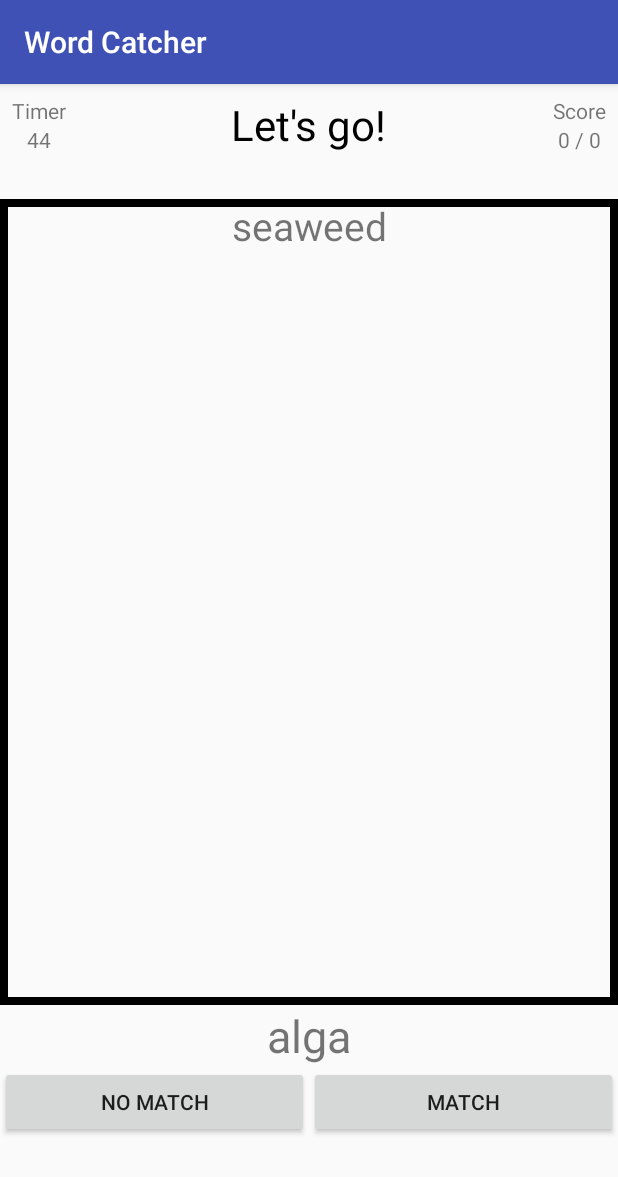
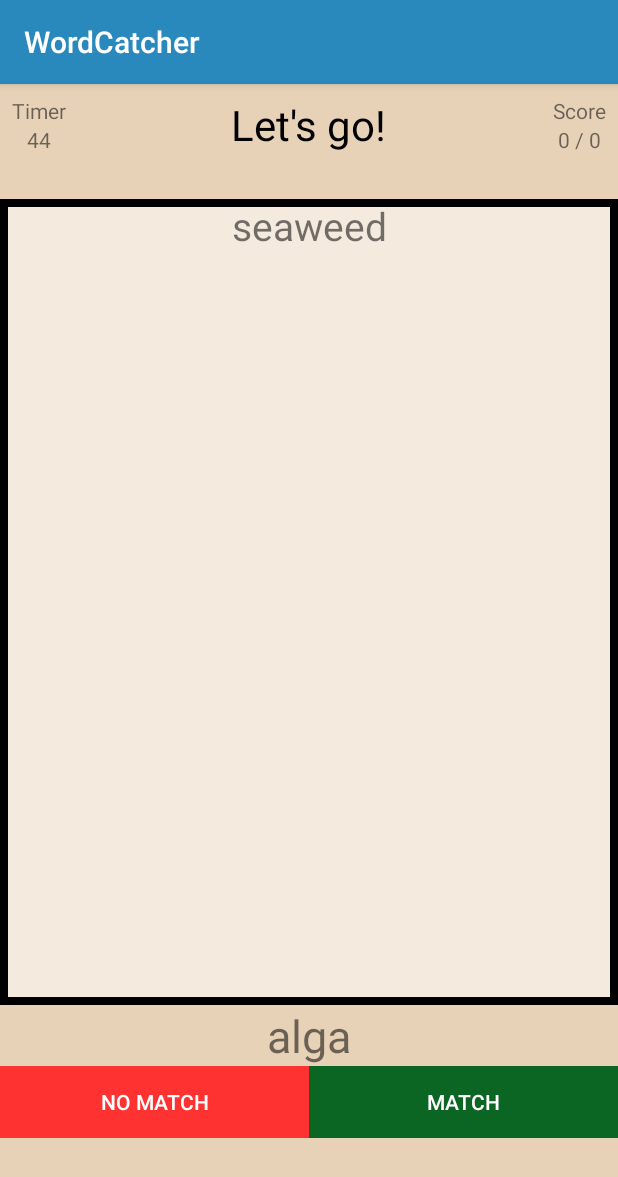
Before and after one commit to lsteamer/WordCatcher, an Android app: the screen it shows after launch (MainActivity), after a tap on "START GAME", on a phone screen of 412 x 824 dp. Shown: the top 1177 px of the screen. Run offline under Robolectric (Android 15) with nearby library versions, the phone set to English and light mode, and no system bars; our stand-ins replace ButterKnife.

Commit message:
1.2.1 - Cleaned some code and changed the color palette

```diff
--- a/app/src/main/java/lsteamer/elmexicano/com/wordcatcher/main/MainFragmentView.java
+++ b/app/src/main/java/lsteamer/elmexicano/com/wordcatcher/main/MainFragmentView.java
@@ -106,6 +106,7 @@ public class MainFragmentView extends Fragment implements Animation.AnimationLis
         fallingTextView.startAnimation(animationReset);
     }
 
+    //User clicks to play again
     @OnClick(R.id.restartGameButton)
     void restartGameButtonPressed() {
         mPresenter.restartGame();
@@ -119,7 +120,8 @@ public class MainFragmentView extends Fragment implements Animation.AnimationLis
 
     @Override
     public void updateScreenElements(String score, String result, int color, String fallingWord, String matchWord) {
-        //Updating screen elements.
+        if(mPresenter.isGameActive()){
+            //If the game is active update screen elements
 
             //words to be matched
             fallingTextView.setText(fallingWord);
@@ -131,6 +133,8 @@ public class MainFragmentView extends Fragment implements Animation.AnimationLis
             //current result
             resultTextView.setText(result);
             resultTextView.setTextColor(color);
+
+        }
     }
 
 
@@ -139,6 +143,8 @@ public class MainFragmentView extends Fragment implements Animation.AnimationLis
 
         //we deactivate the state
         mPresenter.deactivateState();
+
+        updateScreenTime("0");
 
         switchScreens();
 
--- a/app/src/main/java/lsteamer/elmexicano/com/wordcatcher/main/MainPresenter.java
+++ b/app/src/main/java/lsteamer/elmexicano/com/wordcatcher/main/MainPresenter.java
@@ -69,16 +69,24 @@ public class MainPresenter implements MainContract.PresenterLayer {
 
     public void restartGame(){
 
-        gState.setActive(true);
+        //set the game state as active again
+        activateState();
+
+        //restart the timer
         timer.start();
 
+        //switch from End screen to game screen
         vLayer.switchScreens();
 
+        //Clear the values
         clearValues();
+
+        //fetch new words
         fetchNewWords();
     }
 
     public void clearValues(){
+        //clear the values to be able to restart the game
         gState.setScore(0);
         gState.setRounds(0);
     }
@@ -89,7 +97,6 @@ public class MainPresenter implements MainContract.PresenterLayer {
             correctResult();
         else
             incorrectResult();
-
     }
 
     public void correctResult() {
@@ -113,7 +120,7 @@ public class MainPresenter implements MainContract.PresenterLayer {
     }
 
     public boolean isGameActive() {
-        //is... game active?
+        //is game active
         return gState.isActive();
     }
 
--- a/app/src/main/java/lsteamer/elmexicano/com/wordcatcher/model/GameState.java
+++ b/app/src/main/java/lsteamer/elmexicano/com/wordcatcher/model/GameState.java
@@ -1,8 +1,11 @@
 package lsteamer.elmexicano.com.wordcatcher.model;
 
+import android.app.Activity;
 import android.graphics.Color;
+import android.support.v4.content.ContextCompat;
+import android.util.Log;
 
-import java.util.ArrayList;
+import lsteamer.elmexicano.com.wordcatcher.R;
 
 public class GameState {
 
@@ -13,6 +16,10 @@ public class GameState {
     static final private String SUCCESS = "Correct!";
     static final private String FAILURE = "Wrong";
     static final private String GO = "Let's go!";
+
+    // Color should be obtained from the values/color folder
+    static final private String COLOR_GREEN = "0B6623";
+
 
 
     private int score, rounds, sizeOfArray;
@@ -64,7 +71,7 @@ public class GameState {
         if(rounds==0)
             return Color.BLACK;
         if(success)
-            return Color.GREEN;
+            return 0xff000000 + Integer.parseInt(COLOR_GREEN,16);
         else
             return Color.RED;
     }
--- a/app/src/main/res/drawable/border.xml
+++ b/app/src/main/res/drawable/border.xml
@@ -1,6 +1,7 @@
 <?xml version="1.0" encoding="utf-8"?>
 <shape xmlns:android="http://schemas.android.com/apk/res/android"
     android:shape="rectangle">
+    <solid android:color="@color/colorBackground"/>
     <stroke
         android:width="5dip"
         android:color="@android:color/black" />
--- a/app/src/main/res/layout/activity_main.xml
+++ b/app/src/main/res/layout/activity_main.xml
@@ -9,6 +9,7 @@
 
     <android.support.constraint.ConstraintLayout
         android:id="@+id/preLayout"
+        android:background="@color/colorBackground"
         android:layout_width="match_parent"
         android:layout_height="match_parent">
 
--- a/app/src/main/res/layout/main_fragment_view.xml
+++ b/app/src/main/res/layout/main_fragment_view.xml
@@ -8,6 +8,7 @@
     android:orientation="vertical">
 
     <android.support.constraint.ConstraintLayout
+        android:background="@color/colorBackgroundDark"
         android:layout_width="match_parent"
         android:layout_height="0dp"
         android:layout_weight="1">
@@ -144,6 +145,7 @@
     <android.support.constraint.ConstraintLayout
         android:id="@+id/layoutBottom"
         android:layout_width="match_parent"
+        android:background="@color/colorBackgroundDark"
         android:layout_height="0dp"
         android:layout_weight="2">
 
@@ -170,6 +172,8 @@
                 android:layout_width="0dp"
                 android:layout_height="wrap_content"
                 android:layout_weight="1"
+                android:textColor="@color/colorWhite"
+                android:background="@color/colorRed"
                 android:text="@string/wrong" />
 
             <Button
@@ -177,6 +181,8 @@
                 android:layout_width="0dp"
                 android:layout_height="wrap_content"
                 android:layout_weight="1"
+                android:textColor="@color/colorWhite"
+                android:background="@color/colorGreen"
                 android:text="@string/correct" />
 
         </LinearLayout>
--- a/app/src/main/res/values/colors.xml
+++ b/app/src/main/res/values/colors.xml
@@ -1,6 +1,13 @@
 <?xml version="1.0" encoding="utf-8"?>
 <resources>
-    <color name="colorPrimary">#3F51B5</color>
-    <color name="colorPrimaryDark">#303F9F</color>
-    <color name="colorAccent">#FF4081</color>
+    <color name="colorPrimary">#2988BC</color>
+    <color name="colorPrimaryDark">#2F469E</color>
+
+    <color name="colorAccent">#ED8C72</color>
+
+    <color name="colorBackground">#F4EADE</color>
+    <color name="colorBackgroundDark">#e7d2b8</color>
+    <color name="colorWhite">#FFFFFF</color>
+    <color name="colorRed">#FF3232</color>
+    <color name="colorGreen">#0B6623</color>
 </resources>
--- a/app/src/main/res/values/strings.xml
+++ b/app/src/main/res/values/strings.xml
@@ -1,5 +1,5 @@
 <resources>
-    <string name="app_name">Word Catcher</string>
+    <string name="app_name">WordCatcher</string>
     <string name="start_game">Start Game</string>
     <string name="wrong">No match</string>
     <string name="correct">Match</string>
```
Also changed, not shown: 1 other file. Lines whose indentation alone changed are shown as unchanged.
